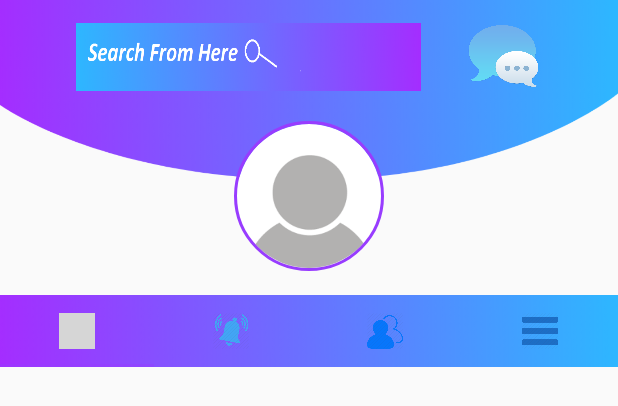
After one commit to gp2019/ParentEye, an Android app: the layout activity_main2.xml on its own in the app's theme, with its tools: preview values and no code run, on a phone screen of 412 x 824 dp. The commit adds this screen. Shown: the top 406 px of the screen. Run offline under Robolectric (Android 15) with nearby library versions, the phone set to English and light mode, and no system bars; grey boxes are pictures that could not be loaded.

Commit message:
Alaa main2 and fregmant slider

```diff
--- a/app/src/main/res/layout/activity_main.xml
+++ b/app/src/main/res/layout/activity_main.xml
@@ -219,6 +219,11 @@
                     android:text="view page" />
 
                 <Button
+                    android:id="@+id/mainTwo"
+                    android:layout_width="match_parent"
+                    android:layout_height="wrap_content"
+                    android:text="mainTwo" />
+                <Button
                     android:id="@+id/view_group"
                     android:layout_width="match_parent"
                     android:layout_height="wrap_content"
--- /dev/null
+++ b/app/src/main/res/layout/activity_main2.xml
@@ -0,0 +1,115 @@
+<?xml version="1.0" encoding="utf-8"?>
+<RelativeLayout xmlns:android="http://schemas.android.com/apk/res/android"
+    xmlns:app="http://schemas.android.com/apk/res-auto"
+    xmlns:tools="http://schemas.android.com/tools"
+    android:layout_width="match_parent"
+    android:layout_height="match_parent"
+    tools:context=".Main2Activity">
+
+    <android.support.v7.widget.Toolbar
+        android:id="@+id/Header"
+        android:layout_width="match_parent"
+        android:layout_height="120dp"
+        android:background="@drawable/header_register"
+        android:elevation="5dp" />
+
+
+    <LinearLayout
+        android:id="@+id/header"
+        android:layout_width="wrap_content"
+        android:layout_height="wrap_content"
+        android:layout_centerHorizontal="true"
+        android:layout_marginTop="10dp"
+        android:elevation="10dp"
+        android:transitionName="tvLogin"
+        >
+
+
+        <Button
+            android:id="@+id/tvSearchBar"
+            android:layout_width="230dp"
+            android:layout_height="45dp"
+            android:layout_centerHorizontal="true"
+            android:layout_marginTop="5dp"
+            android:background="@drawable/searchbarbuttom"
+
+            android:textAllCaps="false"
+
+            android:layout_marginBottom="10dp"/>
+
+
+        />
+
+        <Button
+            android:id="@+id/tvchatIcon"
+            android:layout_width="50dp"
+            android:layout_height="45dp"
+            android:layout_marginTop="5dp"
+            android:layout_marginLeft="30dp"
+            android:background="@drawable/tchaticon"
+
+            android:src="@drawable/tchaticon"
+
+
+            />
+
+    </LinearLayout>
+
+    <de.hdodenhof.circleimageview.CircleImageView xmlns:app="http://schemas.android.com/apk/res-auto"
+        android:id="@+id/profile_image"
+        android:layout_width="100dp"
+        android:layout_height="100dp"
+        android:layout_below="@+id/header"
+        android:layout_centerHorizontal="true"
+        android:layout_gravity="center"
+        android:layout_marginTop="10dp"
+        android:elevation="10dp"
+        android:scaleType="centerCrop"
+        android:src="@drawable/defaultprofile"
+        app:civ_border_color="@color/colorPurple"
+        app:civ_border_width="2dp" />
+
+
+    <android.support.design.widget.TabLayout
+        android:id="@+id/tablayout"
+        android:layout_width="match_parent"
+        android:layout_height="wrap_content"
+        android:layout_below="@+id/profile_image"
+        android:layout_alignBottom="@+id/profile_image"
+        android:layout_marginTop="16dp"
+        android:layout_marginBottom="-64dp"
+        android:background="@drawable/background_tabs">
+
+        <android.support.design.widget.TabItem
+            android:id="@+id/Home"
+            android:layout_width="wrap_content"
+            android:layout_height="wrap_content"
+            android:icon="@drawable/thomeicon" />
+
+        <android.support.design.widget.TabItem
+            android:id="@+id/notification"
+            android:layout_width="wrap_content"
+            android:layout_height="wrap_content"
+            android:icon="@drawable/tnotification"/>
+
+        <android.support.design.widget.TabItem
+            android:id="@+id/friendRequests"
+            android:layout_width="wrap_content"
+            android:layout_height="wrap_content"
+            android:icon="@drawable/tfriendicon"/>
+
+        <android.support.design.widget.TabItem
+            android:id="@+id/sideMenu"
+            android:layout_width="wrap_content"
+            android:layout_height="wrap_content"
+            android:icon="@drawable/tmenuicon"/>
+    </android.support.design.widget.TabLayout>
+
+    <android.support.v4.view.ViewPager
+        android:id="@+id/viewpager"
+        android:layout_width="wrap_content"
+        android:layout_height="wrap_content"></android.support.v4.view.ViewPager>
+
+
+
+</RelativeLayout>
--- a/app/src/main/res/layout/fragment_friend_requests.xml
+++ b/app/src/main/res/layout/fragment_friend_requests.xml
@@ -9,6 +9,7 @@
     <TextView
         android:layout_width="match_parent"
         android:layout_height="match_parent"
-        android:text="@string/hello_blank_fragment" />
-
+        android:text="My FriendRequest Here "
+        android:gravity="center"
+        android:textSize="40dp"/>
 </FrameLayout>
--- a/app/src/main/res/layout/fragment_home.xml
+++ b/app/src/main/res/layout/fragment_home.xml
@@ -9,6 +9,8 @@
     <TextView
         android:layout_width="match_parent"
         android:layout_height="match_parent"
-        android:text="@string/hello_blank_fragment" />
+        android:text="My Home Here "
+        android:gravity="center"
+        android:textSize="40dp"/>
 
 </FrameLayout>
--- a/app/src/main/res/layout/fragment_notification.xml
+++ b/app/src/main/res/layout/fragment_notification.xml
@@ -9,6 +9,8 @@
     <TextView
         android:layout_width="match_parent"
         android:layout_height="match_parent"
-        android:text="@string/hello_blank_fragment" />
+        android:text="My Notification  Here "
+        android:gravity="center"
+        android:textSize="40dp"/>
 
 </FrameLayout>
--- a/app/src/main/res/layout/fragment_side_menu.xml
+++ b/app/src/main/res/layout/fragment_side_menu.xml
@@ -9,6 +9,8 @@
     <TextView
         android:layout_width="match_parent"
         android:layout_height="match_parent"
-        android:text="@string/hello_blank_fragment" />
+        android:text="My SideMenue Here "
+        android:gravity="center"
+        android:textSize="40dp"/>
 
 </FrameLayout>
```
Also changed, not shown: app/src/main/java/com/example/parenteye/FriendRequests.java (+1 -79 lines), app/src/main/java/com/example/parenteye/Home.java (+4 -81 lines), app/src/main/java/com/example/parenteye/Main2Activity.java (added, +53 -0 lines), app/src/main/java/com/example/parenteye/MainActivity.java (+19 -17 lines), app/src/main/java/com/example/parenteye/Notification.java (+2 -79 lines), app/src/main/java/com/example/parenteye/PagerController.java (added, +37 -0 lines), app/src/main/java/com/example/parenteye/SideMenu.java (+1 -81 lines).
